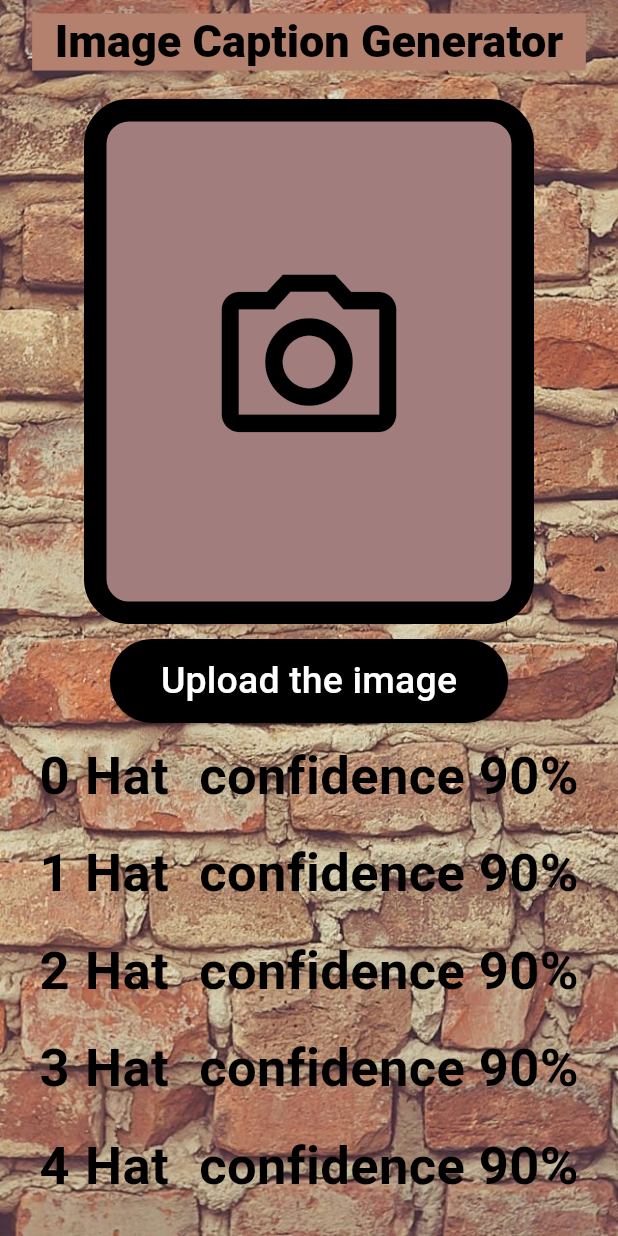
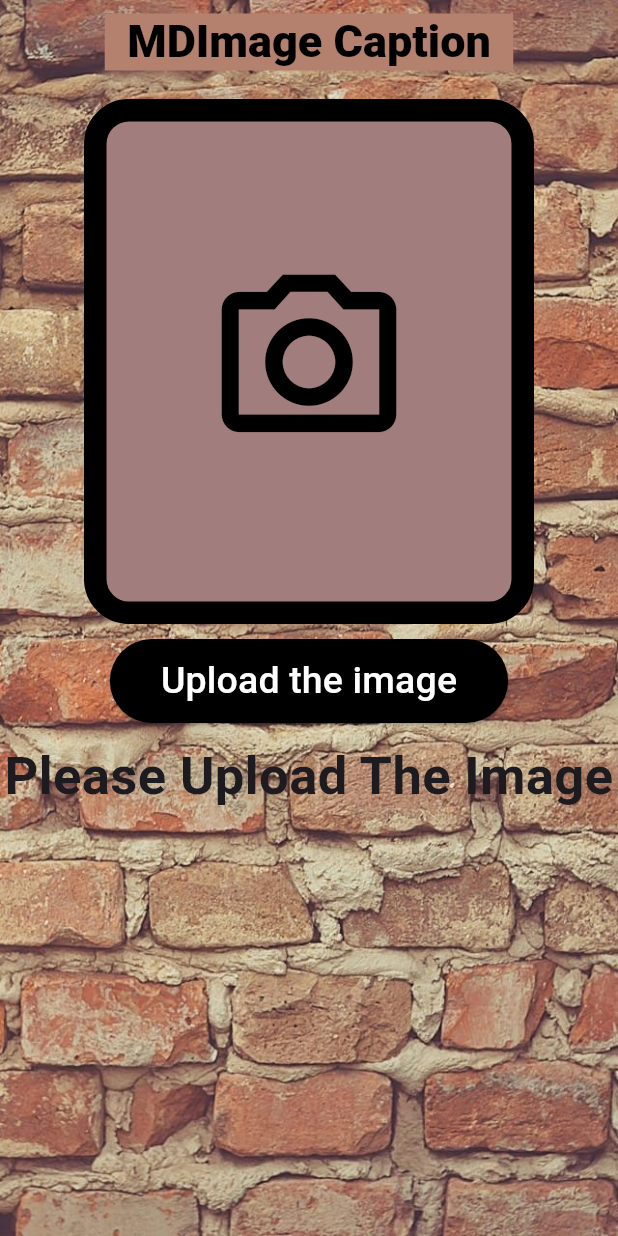
Before and after one commit to mayurdesai32/mdimagedetailgenerator, a Flutter app: the screen it shows after launch, after a tap on "Upload the image", on a phone screen of 412 x 824 dp. Run offline on Flutter 3.47's test engine with Material 3 defaults, Android fonts, the phone set to English and light mode, and no system bars; our stand-ins replace image_picker; missing offline and left inert: google_mlkit_image_labeling.

Commit message:
google_mlkit_image_labeling lib added  and model integrated

```diff
--- a/lib/main.dart
+++ b/lib/main.dart
@@ -1,4 +1,8 @@
+import 'dart:io';
+
 import 'package:flutter/material.dart';
+import 'package:google_mlkit_image_labeling/google_mlkit_image_labeling.dart';
+import 'package:image_picker/image_picker.dart';
 
 void main() {
   runApp(const MyApp());
@@ -12,6 +16,71 @@ class MyApp extends StatefulWidget {
 }
 
 class _MyApp extends State<MyApp> {
+  late ImagePicker _picker;
+  File? _image;
+  dynamic imageLabeler;
+  // List<Map<String, dynamic>>? result = [];
+  List<String>? result = [];
+  @override
+  void initState() {
+    super.initState();
+    _picker = ImagePicker();
+    final ImageLabelerOptions options =
+        ImageLabelerOptions(confidenceThreshold: 0.5);
+    imageLabeler = ImageLabeler(options: options);
+  }
+
+  @override
+  void dispose() {
+    // TODO: implement dispose
+    super.dispose();
+  }
+
+  chooseImage() async {
+    final XFile? image = await _picker.pickImage(source: ImageSource.gallery);
+    if (image != null) {
+      setState(() {
+        _image = File(image.path);
+      });
+      doImageLabel();
+    }
+  }
+
+  cameraImage() async {
+    final XFile? image = await _picker.pickImage(source: ImageSource.camera);
+    if (image != null) {
+      setState(() {
+        _image = File(image.path);
+      });
+      doImageLabel();
+    }
+  }
+
+  doImageLabel() async {
+    InputImage inputImage = InputImage.fromFile(_image!);
+    print(_image);
+    final List<ImageLabel> labels = await imageLabeler.processImage(inputImage);
+    result!.clear();
+    for (ImageLabel label in labels) {
+      setState(() {
+        result!.add(
+            "${label.label}  confidence ${label.confidence.toStringAsFixed(2)}"
+            //   {
+            //   "text": label.label,
+            //   "index": label.index,
+            //   "confidence": label.confidence
+            // }
+            );
+      });
+
+      // final double confidence = label.confidence;
+    }
+    print("*************************");
+    print(result);
+    print(result?.length);
+    print("*************************");
+  }
+
   @override
   Widget build(BuildContext context) {
     return MaterialApp(
@@ -24,7 +93,7 @@ class _MyApp extends State<MyApp> {
               color: Color.fromARGB(255, 180, 129, 111),
               padding: const EdgeInsets.symmetric(horizontal: 15),
               child: const Text(
-                "Image Caption Generator",
+                "MDImage Caption",
                 style: TextStyle(
                     fontWeight: FontWeight.w900,
                     fontSize: 30,
@@ -63,11 +132,20 @@ class _MyApp extends State<MyApp> {
                         ),
                       ),
                     ),
-                    const Center(
+                    _image == null
+                        ? const Center(
                             child: Icon(
                               Icons.camera_alt_outlined,
                               size: 140,
                               color: Colors.black,
+                            ),
+                          )
+                        : Center(
+                            child: Image.file(
+                              _image!,
+                              fit: BoxFit.cover,
+                              width: 270,
+                              height: 320,
                             ),
                           ),
                   ]),
@@ -86,7 +164,12 @@ class _MyApp extends State<MyApp> {
                       // end
                     ),
                   ),
-                  onPressed: () {},
+                  onPressed: () {
+                    chooseImage();
+                  },
+                  onLongPress: () {
+                    cameraImage();
+                  },
                   child: const Padding(
                     padding: EdgeInsets.all(10.0),
                     child: Text(
@@ -99,49 +182,32 @@ class _MyApp extends State<MyApp> {
                   height: 10,
                 ),
                 Expanded(
-                  child: ListView.builder(
-                    itemCount: 15,
+                  child: _image == null
+                      ? Text("Please Upload The Image",
+                          style: TextStyle(
+                              fontSize: 35, fontWeight: FontWeight.w700),
+                          textAlign: TextAlign.center)
+                      : result?.length == null
+                          ? const Text("No Caption found",
+                              style: TextStyle(
+                                  fontSize: 35, fontWeight: FontWeight.w700),
+                              textAlign: TextAlign.center)
+                          : ListView.builder(
+                              itemCount: result!.length,
                               // gridDelegate: SliverGridDelegateWithFixedCrossAxisCount(
                               //     crossAxisCount: 1, childAspectRatio: 2),
                               itemBuilder: (context, index) {
                                 return Padding(
                                   padding: const EdgeInsets.only(bottom: 15.0),
-                        child: Row(
-                          mainAxisAlignment: MainAxisAlignment.center,
-                          children: [
-                            Text(
-                              index.toString(),
+                                  child: Text(
+                                    // ${label.index.toString()}
+
+                                    "  ${index.toString()}  ${result![index]}",
                                     style: const TextStyle(
-                                fontSize: 35,
-                                fontWeight: FontWeight.w700,
-                                color: Colors.black,
-                                // backgroundColor: Colors.white
-                              ),
-                            ),
-                            const SizedBox(
-                              width: 10,
-                            ),
-                            Text(
-                              "Hat",
-                              style: TextStyle(
-                                fontSize: 35,
-                                fontWeight: FontWeight.w700,
-                                color: Colors.black,
-                                // backgroundColor: Colors.white
-                              ),
-                            ),
-                            const SizedBox(
-                              width: 20,
-                            ),
-                            Text(
-                              "confidence 90%",
-                              style: TextStyle(
-                                fontSize: 35,
+                                      fontSize: 28,
                                       fontWeight: FontWeight.w700,
                                       color: Colors.black,
                                     ),
-                            ),
-                          ],
                                   ),
                                 );
                               },
--- a/pubspec.yaml
+++ b/pubspec.yaml
@@ -35,6 +35,7 @@ dependencies:
   # Use with the CupertinoIcons class for iOS style icons.
   cupertino_icons: ^1.0.2
   image_picker: ^1.0.7
+  google_mlkit_image_labeling: ^0.10.0
 dev_dependencies:
   flutter_test:
     sdk: flutter
```
Also changed, not shown: pubspec.lock, 1 other file. Lines whose indentation alone changed are shown as unchanged.
